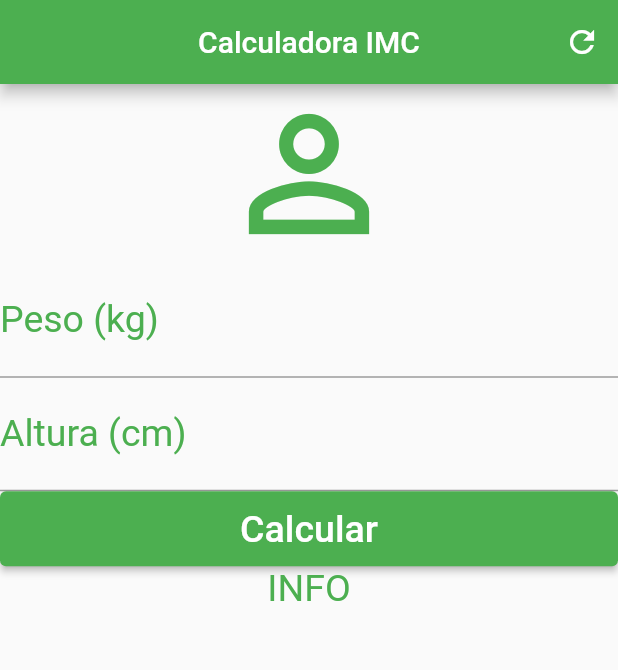
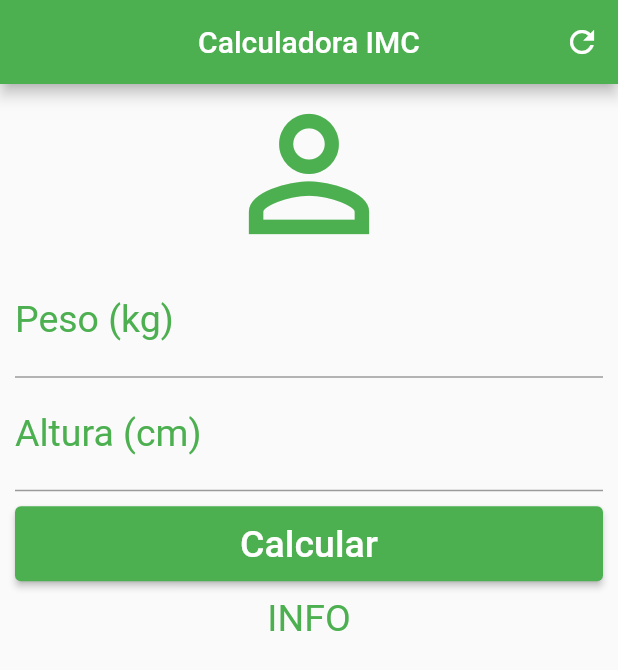
Before and after one commit to William-Santos-Dantas/calc_imc, a Flutter app: the screen it shows after launch, on a phone screen of 412 x 824 dp. Shown: the top 670 px of the screen. Run offline on Flutter 3.47's test engine with Material 2 defaults, Android fonts, the phone set to English and light mode, and no system bars.

Commit message:
change code in home page

```diff
--- a/lib/home.dart
+++ b/lib/home.dart
@@ -17,7 +17,9 @@ class Home extends StatelessWidget {
           ),
         ],
       ),
-      body: Column(
+      body: SingleChildScrollView(
+        padding: const EdgeInsets.symmetric(horizontal: 10),
+        child: Column(
           crossAxisAlignment: CrossAxisAlignment.stretch,
           children: [
             const Icon(
@@ -25,31 +27,10 @@ class Home extends StatelessWidget {
               size: 120,
               color: Colors.green,
             ),
-          const TextField(
-            keyboardType: TextInputType.number,
-            decoration: InputDecoration(
-              labelText: "Peso (kg)",
-              labelStyle: TextStyle(color: Colors.green),
-            ),
-            textAlign: TextAlign.center,
-            style: TextStyle(
-              color: Colors.green,
-              fontSize: 25,
-            ),
-          ),
-          const TextField(
-            keyboardType: TextInputType.number,
-            decoration: InputDecoration(
-              labelText: "Altura (cm)",
-              labelStyle: TextStyle(color: Colors.green),
-            ),
-            textAlign: TextAlign.center,
-            style: TextStyle(
-              color: Colors.green,
-              fontSize: 25,
-            ),
-          ),
-          SizedBox(
+            customTextField("Peso (kg)"),
+            customTextField("Altura (cm)"),
+            Container(
+              margin: const EdgeInsets.symmetric(vertical: 10),
               height: 50,
               child: ElevatedButton(
                 onPressed: () {},
@@ -75,6 +56,22 @@ class Home extends StatelessWidget {
             ),
           ],
         ),
+      ),
+    );
+  }
+
+  Widget customTextField(String text) {
+    return TextField(
+      keyboardType: TextInputType.number,
+      decoration: InputDecoration(
+        labelText: text,
+        labelStyle: const TextStyle(color: Colors.green),
+      ),
+      textAlign: TextAlign.center,
+      style: const TextStyle(
+        color: Colors.green,
+        fontSize: 25,
+      ),
     );
   }
 }
```
Lines whose indentation alone changed are shown as unchanged.
